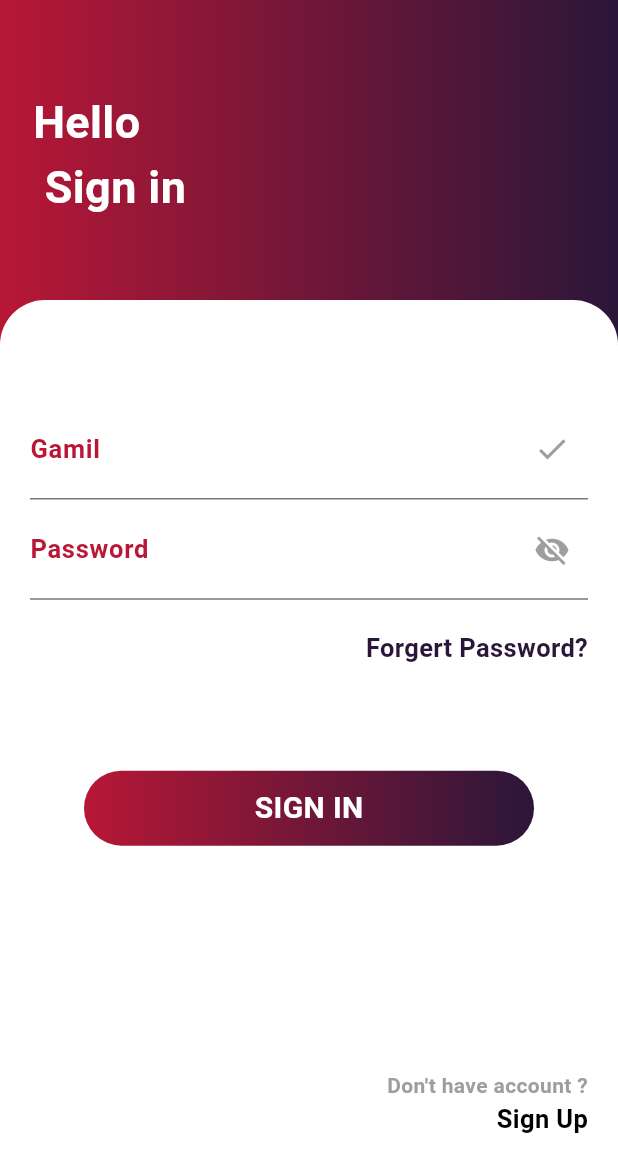
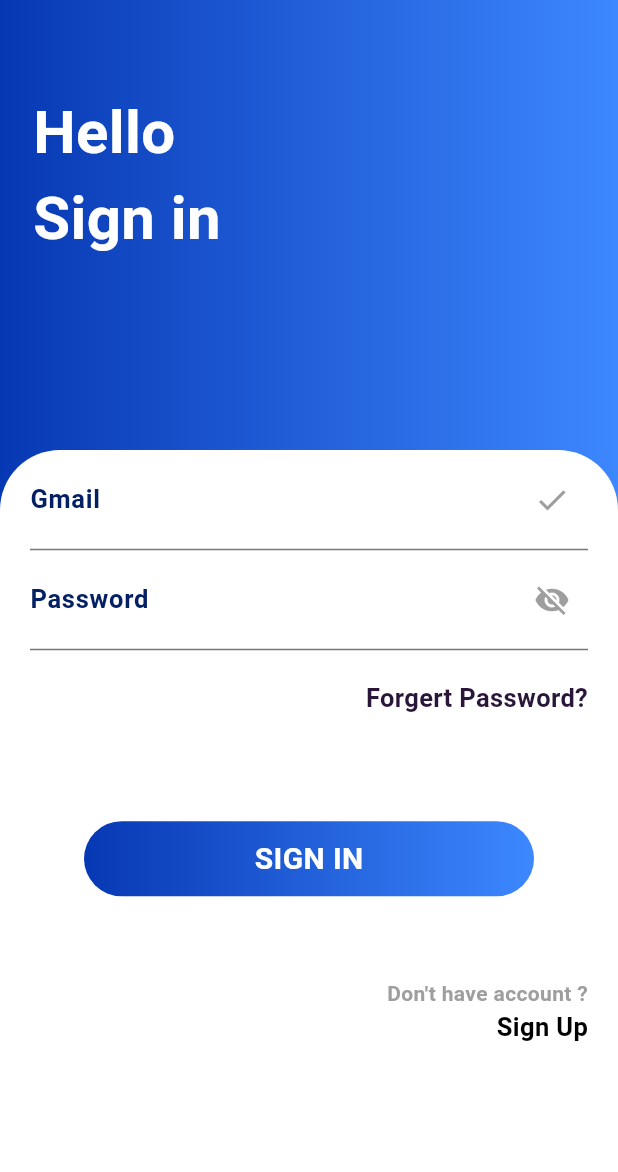
Before and after one commit to SemaNumeriqueOrganization/semanumerique_mobile, a Flutter app: the screen it shows after launch, after a tap on "Sign in", on a phone screen of 412 x 824 dp. Shown: the top 1172 px of the screen. Run offline on Flutter 3.47's test engine with Material 3 defaults, Android fonts, the phone set to English and light mode, and no system bars; our stand-ins replace flutter_easyloading, font_awesome_flutter, get, shared_preferences; Roboto replaces fonts that are missing (Comfortaa).

Commit message:
color change for login

```diff
--- a/lib/core/constants/color.dart
+++ b/lib/core/constants/color.dart
@@ -22,5 +22,6 @@ class MkasColor {
   static const Color white = Color(0xFFFFFFFF);
   static const Color whitepre = Color.fromARGB(255, 250, 251, 253);
   static const Color degarColorRed = Color.fromARGB(255, 7, 56, 179);
+  static const Color Bluetext = Color.fromARGB(255, 4, 32, 101);
   static const Color degarColorBlack = Color.fromARGB(255, 61, 136, 255);
 }
--- a/lib/views/screens/auth/login_screen.dart
+++ b/lib/views/screens/auth/login_screen.dart
@@ -2,11 +2,18 @@ import 'package:flutter/material.dart';
 import 'package:flutter/widgets.dart';
 import 'package:semanumerique_mobile/core/constants/color.dart';
 import 'package:semanumerique_mobile/core/constants/constants.dart';
+import 'package:semanumerique_mobile/core/core.dart';
 import 'package:semanumerique_mobile/import.dart';
 
-class LoginScreen extends StatelessWidget {
+class LoginScreen extends StatefulWidget {
   const LoginScreen({super.key});
 
+  @override
+  State<LoginScreen> createState() => _LoginScreenState();
+}
+
+class _LoginScreenState extends State<LoginScreen> {
+  bool _obscurePassword = true;
   @override
   Widget build(BuildContext context) {
     return Scaffold(
@@ -17,34 +24,35 @@ class LoginScreen extends StatelessWidget {
             width: double.infinity,
             decoration: const BoxDecoration(
               gradient: LinearGradient(colors: [
-                Color(0xffB81736),
-                Color(0xff2A1639),
+                MkasColor.degarColorRed,
+                MkasColor.degarColorBlack,
               ]),
             ),
             child: const Padding(
               padding: EdgeInsets.only(top: 60.0, left: 22),
               child: Text(
-                'Hello\n Sign in ',
+                'Hello\nSign in ',
                 style: TextStyle(
-                    fontSize: 30,
+                    fontSize: 40,
                     color: Colors.white,
                     fontWeight: FontWeight.bold),
               ),
             ),
           ),
           Padding(
-            padding: const EdgeInsets.only(top: 200.0),
+            padding: const EdgeInsets.only(top: 300.0),
             child: Container(
               decoration: const BoxDecoration(
                 borderRadius: BorderRadius.only(
-                    topLeft: Radius.circular(30),
-                    topRight: Radius.circular(30)),
+                    topLeft: Radius.circular(40),
+                    topRight: Radius.circular(40)),
                 color: Colors.white,
               ),
-              height: double.infinity,
+              height: MediaQuery.of(context).size.height + double.infinity,
               width: double.infinity,
               child: Padding(
-                padding: EdgeInsets.only(left: 20.0, right: 20.0),
+                padding: const EdgeInsets.only(left: 20.0, right: 20.0),
+                child: SingleChildScrollView(
                   child: Column(
                     mainAxisAlignment: MainAxisAlignment.center,
                     children: [
@@ -52,24 +60,37 @@ class LoginScreen extends StatelessWidget {
                         decoration: InputDecoration(
                             suffixIcon: Icon(Icons.check, color: Colors.grey),
                             label: Text(
-                            'Gamil',
+                              'Gmail',
                               style: TextStyle(
                                 fontWeight: FontWeight.bold,
-                              color: Color(0xffB81736),
+                                color: MkasColor.Bluetext,
                               ),
                             )),
                       ),
-                    const TextField(
+                      TextField(
                         decoration: InputDecoration(
-                          suffixIcon:
-                              Icon(Icons.visibility_off, color: Colors.grey),
-                          label: Text(
+                          suffixIcon: IconButton(
+                            icon: Icon(
+                              _obscurePassword
+                                  ? Icons.visibility_off
+                                  : Icons.visibility,
+                              color: Colors.grey,
+                            ),
+                            onPressed: () {
+                              setState(() {
+                                _obscurePassword = !_obscurePassword;
+                              });
+                            },
+                          ),
+                          label: const Text(
                             'Password',
                             style: TextStyle(
                               fontWeight: FontWeight.bold,
-                              color: Color(0xffB81736),
+                              color: MkasColor.Bluetext,
                             ),
-                          )),
+                          ),
+                        ),
+                        obscureText: _obscurePassword,
                       ),
                       const SizedBox(
                         height: 20,
@@ -96,8 +117,8 @@ class LoginScreen extends StatelessWidget {
                           decoration: BoxDecoration(
                             borderRadius: BorderRadius.circular(30),
                             gradient: const LinearGradient(colors: [
-                            Color(0xffB81736),
-                            Color(0xff2A1639),
+                              MkasColor.degarColorRed,
+                              MkasColor.degarColorBlack,
                             ]),
                           ),
                           child: const Center(
@@ -111,9 +132,7 @@ class LoginScreen extends StatelessWidget {
                           ),
                         ),
                       ),
-                    const SizedBox(
-                      height: 150,
-                    ),
+                      SizedBox(height: MediaQuery.of(context).size.height / 15),
                       const Align(
                         alignment: Alignment.bottomRight,
                         child: Column(
@@ -142,6 +161,7 @@ class LoginScreen extends StatelessWidget {
                   ),
                 ),
               ),
+            ),
           )
         ],
       ),
--- a/lib/views/widgets/widgets.dart
+++ b/lib/views/widgets/widgets.dart
@@ -1,2 +1,3 @@
 export 'button_signin_signup.dart';
 export 'button_register.dart';
+export 'text_field.dart';
```
Also changed, not shown: lib/views/widgets/text_field.dart (added). Lines whose indentation alone changed are shown as unchanged.
